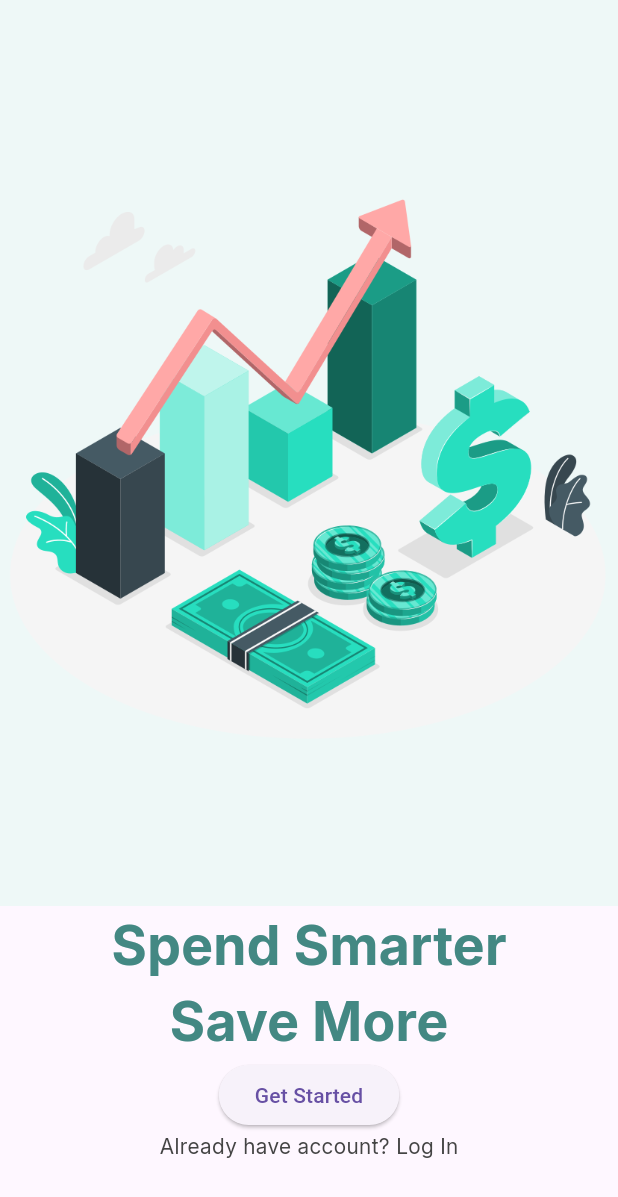
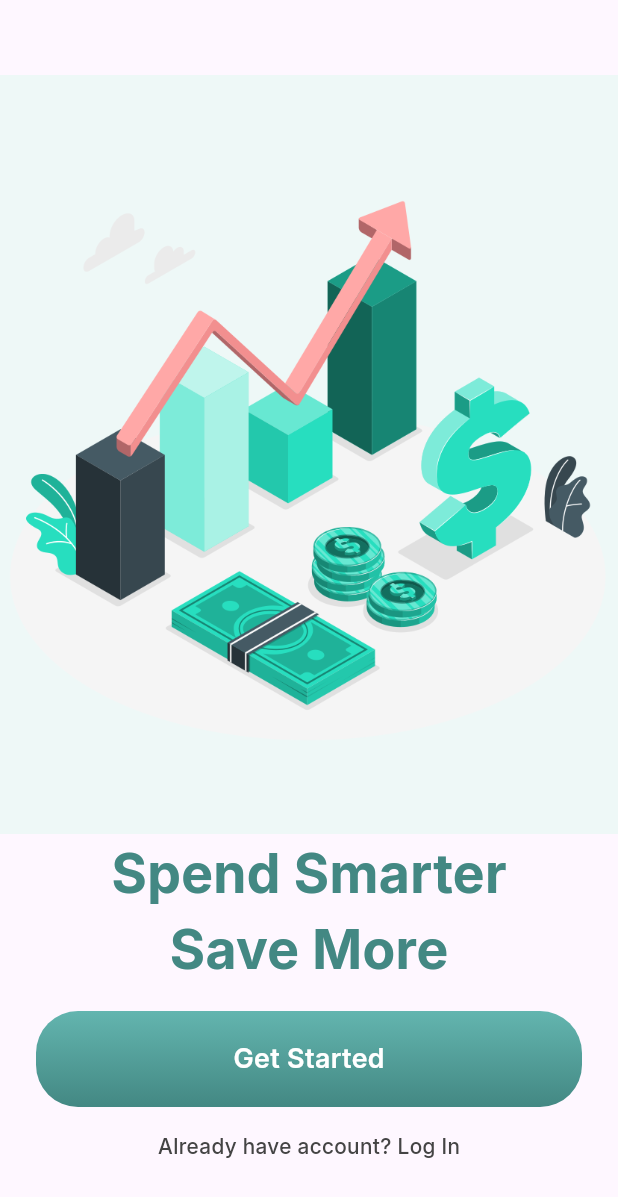
Before and after one commit to p-GVieira/financy_app, a Flutter app: the screen it shows after launch, on a phone screen of 412 x 824 dp. Shown: the top 1197 px of the screen. Run offline on Flutter 3.47's test engine with Material 3 defaults, Android fonts, the phone set to English and light mode, and no system bars.

Commit message:
create primary button

```diff
--- a/lib/common/constants/app_colors.dart
+++ b/lib/common/constants/app_colors.dart
@@ -10,6 +10,10 @@ class AppColors {
     Color(0xFF63B5AF),
     Color(0xFF438883)
   ];
+  static const List<Color> greyGradient = [
+    Color(0xFF999898),
+    Color(0xFF444444)
+  ];
   static const Color white = Color(0xFFFFFFFF);
   static const Color iceWhite = Color(0xFFEEF8F7);
   static const Color grey = Color(0xFF444444);
--- a/lib/common/constants/app_text_styles.dart
+++ b/lib/common/constants/app_text_styles.dart
@@ -15,6 +15,12 @@ class AppTextStyles {
     fontWeight: FontWeight.w700,
   );
 
+  static const TextStyle mediumText18 = TextStyle(
+    fontFamily: 'Inter',
+    fontSize: 18.0,
+    fontWeight: FontWeight.w600,
+  );
+
   static const TextStyle smallText = TextStyle(
     fontFamily: 'Inter',
     fontSize: 14.0,
--- /dev/null
+++ b/lib/common/widgets/primary_button.dart
@@ -0,0 +1,50 @@
+import 'package:financy_app/common/constants/app_colors.dart';
+import 'package:financy_app/common/constants/app_text_styles.dart';
+import 'package:flutter/material.dart';
+
+class PrimaryButton extends StatelessWidget {
+  final VoidCallback? onPressed;
+  final String text;
+
+  const PrimaryButton({
+    Key? key,
+    this.onPressed,
+    required this.text,
+  }) : super(key: key);
+
+  @override
+  Widget build(BuildContext context) {
+    return Material(
+      borderRadius: BorderRadius.all(Radius.circular(28.0),),
+      child: Ink(
+        decoration: BoxDecoration(
+          borderRadius: BorderRadius.all(Radius.circular(28.0),),
+          gradient: LinearGradient(
+            begin: Alignment.topCenter,
+            end: Alignment.bottomCenter,
+            colors: onPressed !=null
+              ? AppColors.greenGradient
+              : AppColors.greyGradient,
+          ),
+        ),
+        child: InkWell(
+          borderRadius: BorderRadius.all(Radius.circular(28.0),),
+          onTap: onPressed,
+          child: Container(
+            decoration: const BoxDecoration(
+              borderRadius: BorderRadius.all(Radius.circular(28.0),),
+            ),
+            alignment: Alignment.center,
+            height: 64.0,
+            child: Text(
+              text,
+              style: AppTextStyles.mediumText18.copyWith(
+                color: AppColors.white
+                ),
+              ),
+          ),
+        ),
+      ),
+    );
+  }
+}
--- a/lib/features/onboarding/onboarding_page.dart
+++ b/lib/features/onboarding/onboarding_page.dart
@@ -1,5 +1,6 @@
 import 'package:financy_app/common/constants/app_colors.dart';
 import 'package:financy_app/common/constants/app_text_styles.dart';
+import 'package:financy_app/common/widgets/primary_button.dart';
 import 'package:flutter/material.dart';
 
 class OnboardingPage extends StatelessWidget {
@@ -11,6 +12,7 @@ class OnboardingPage extends StatelessWidget {
       body: Align(
         child: Column(
           children: [
+            const SizedBox(height: 50.0,),
             Expanded(
               flex: 2,
               child: Container(
@@ -30,10 +32,18 @@ class OnboardingPage extends StatelessWidget {
                 color: AppColors.greenLightTwo,
                 ),
               ),
-            ElevatedButton(
-              onPressed: () {},
-              child: Text('Get Started'),
-              ),
+            Padding(
+              padding: const EdgeInsets.symmetric(
+                horizontal: 24.0,
+                vertical: 16.0
+                ),
+              child: PrimaryButton(
+                text: 'Get Started',
+                onPressed: () {
+                  print('Clicado');
+                },
+                ),
+            ),
             Text(
               'Already have account? Log In',
               style: AppTextStyles.smallText.copyWith(
```
Also changed, not shown: pubspec.yaml (+7 -0 lines), assets/fonts/Inter_18pt-ExtraBold.ttf (added), assets/fonts/Inter_18pt-Medium.ttf (added), assets/fonts/Inter_18pt-SemiBold.ttf (added).
